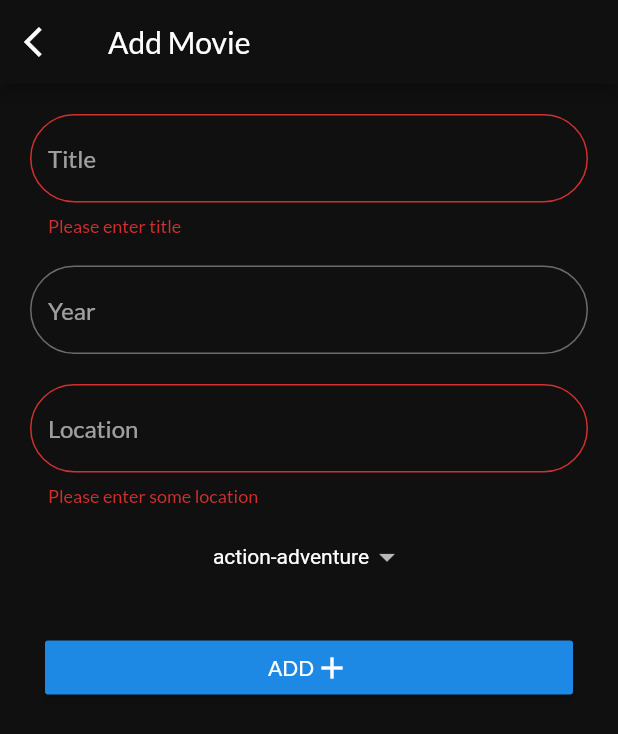
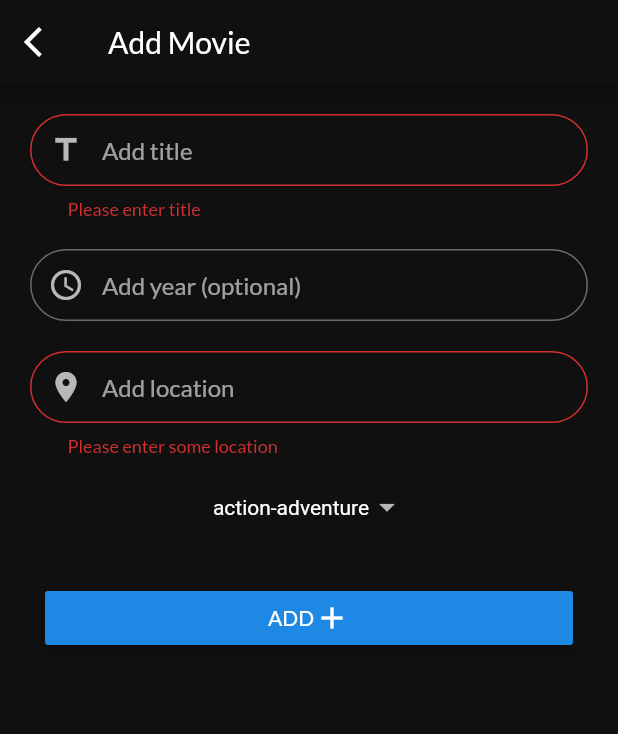
Before and after one commit to eretana238/movie-hero, a Flutter app: the AddScreen screen opened directly, after a tap on "ADD", on a phone screen of 412 x 824 dp. Shown: the top 734 px of the screen. Run offline on Flutter 3.47's test engine with Material 2 defaults, Android fonts, the phone set to English and light mode, and no system bars; our stand-ins replace cloud_firestore; accounts and stored records are empty.

```diff
--- a/lib/screens/add_screen.dart
+++ b/lib/screens/add_screen.dart
@@ -21,18 +21,39 @@ class _AddScreenState extends State<AddScreen> {
   String dropdownValue = 'action-adventure';
   int dropdownIndex = 0;
 
-  List<String> genres = ['action-adventure','comedy','crime','drama','epics','horror','musicals','sci-fi','thrillers','war','westerns'];
+  List<String> genres = [
+    'action-adventure',
+    'comedy',
+    'crime',
+    'drama',
+    'epics',
+    'horror',
+    'musicals',
+    'sci-fi',
+    'thrillers',
+    'war',
+    'westerns'
+  ];
   /*
     fetches information from movie database api, and adds it in the movie hero database
   */
-  Future<void> _submit() async{
+  Future<void> _submit() async {
+    if (_formKey.currentState.validate()) {
       loading = true;
-    if (_formKey.currentState.validate()) {
-      await _fetchMovie.makeRequest('${_titleController.text}', '${_yearController.text}');
+      await _fetchMovie.makeRequest(
+          '${_titleController.text}', '${_yearController.text}');
       await _fetchMovie.addCast();
     }
-    CollectionReference collection = DBService.collections[genres.indexOf(dropdownValue)+1];
-    DBService.addDocument(collection, _fetchMovie.title, _fetchMovie.year, _fetchMovie.cast, dropdownValue, _fetchMovie.posterURL, _locationController.text);
+    CollectionReference collection =
+        DBService.collections[genres.indexOf(dropdownValue) + 1];
+    DBService.addDocument(
+        collection,
+        _fetchMovie.title,
+        _fetchMovie.year,
+        _fetchMovie.cast,
+        dropdownValue,
+        _fetchMovie.posterURL,
+        _locationController.text);
     setState(() {
       _formKey.currentState.reset();
       loading = false;
@@ -44,12 +65,14 @@ class _AddScreenState extends State<AddScreen> {
     // Clean up the controller when the widget is disposed.
     _titleController.dispose();
     _yearController.dispose();
+    // _locationController.dispose();
     super.dispose();
   }
 
   @override
   Widget build(BuildContext context) {
     return Scaffold(
+      resizeToAvoidBottomInset: false,
       backgroundColor: Color(0xff101010),
       appBar: AppBar(
         backgroundColor: Color(0xff101010),
@@ -60,8 +83,7 @@ class _AddScreenState extends State<AddScreen> {
             color: Colors.white,
           ),
           onPressed: () {
-            if(!loading)
-              Navigator.pop(context);
+            if (!loading) Navigator.pop(context);
           },
         ),
       ),
@@ -69,6 +91,7 @@ class _AddScreenState extends State<AddScreen> {
         key: _formKey,
         child: Padding(
           padding: const EdgeInsets.symmetric(horizontal: 20.0),
+          child: Expanded(
             child: Column(
               crossAxisAlignment: CrossAxisAlignment.start,
               children: <Widget>[
@@ -77,11 +100,14 @@ class _AddScreenState extends State<AddScreen> {
                 ),
                 TextFormField(
                   decoration: InputDecoration(
-                  focusColor: Theme.of(context).primaryColor,
+                    prefixIcon: Icon(
+                      Icons.title,
+                    ),
+                    contentPadding: EdgeInsets.only(left: 25.0),
+                    hintText: 'Add title',
                     border: OutlineInputBorder(
                       borderRadius: BorderRadius.circular(30.0),
                     ),
-                  hintText: 'Title',
                   ),
                   validator: (value) {
                     if (value.isEmpty) {
@@ -96,11 +122,14 @@ class _AddScreenState extends State<AddScreen> {
                 ),
                 TextFormField(
                   decoration: InputDecoration(
-                  focusColor: Theme.of(context).primaryColor,
+                    prefixIcon: Icon(
+                      Icons.access_time,
+                    ),
+                    contentPadding: EdgeInsets.only(left: 25.0),
+                    hintText: 'Add year (optional)',
                     border: OutlineInputBorder(
                       borderRadius: BorderRadius.circular(30.0),
                     ),
-                  hintText: 'Year',
                   ),
                   controller: _yearController,
                 ),
@@ -109,11 +138,14 @@ class _AddScreenState extends State<AddScreen> {
                 ),
                 TextFormField(
                   decoration: InputDecoration(
-                  focusColor: Theme.of(context).primaryColor,
+                    prefixIcon: Icon(
+                      Icons.location_on,
+                    ),
+                    contentPadding: EdgeInsets.only(left: 25.0),
+                    hintText: 'Add location',
                     border: OutlineInputBorder(
                       borderRadius: BorderRadius.circular(30.0),
                     ),
-                  hintText: 'Location',
                   ),
                   validator: (value) {
                     if (value.isEmpty) {
@@ -124,10 +156,10 @@ class _AddScreenState extends State<AddScreen> {
                   controller: _locationController,
                 ),
                 Container(
-                padding: EdgeInsets.symmetric(horizontal: 30.0, vertical: 10.0),
+                  padding:
+                      EdgeInsets.symmetric(horizontal: 30.0, vertical: 10.0),
                   child: Center(
                     child: DropdownButton<String>(
-
                       value: dropdownValue,
                       icon: Icon(Icons.arrow_drop_down),
                       iconSize: 24,
@@ -142,7 +174,8 @@ class _AddScreenState extends State<AddScreen> {
                           dropdownValue = newValue;
                         });
                       },
-                    items: genres.map<DropdownMenuItem<String>>((String value) {
+                      items:
+                          genres.map<DropdownMenuItem<String>>((String value) {
                         return DropdownMenuItem<String>(
                           value: value,
                           child: Text(value),
@@ -152,10 +185,13 @@ class _AddScreenState extends State<AddScreen> {
                   ),
                 ),
                 Padding(
-                padding: EdgeInsets.symmetric(vertical: 16.0, horizontal: 10.0),
+                  padding:
+                      EdgeInsets.symmetric(vertical: 16.0, horizontal: 10.0),
                   child: Center(
                     child: RaisedButton(
-                    onPressed: () => _submit(),
+                      onPressed: () {
+                        _submit();
+                      },
                       child: Row(
                         mainAxisAlignment: MainAxisAlignment.center,
                         children: <Widget>[
@@ -172,6 +208,7 @@ class _AddScreenState extends State<AddScreen> {
             ),
           ),
         ),
+      ),
     );
   }
 }
--- a/lib/screens/search_screen.dart
+++ b/lib/screens/search_screen.dart
@@ -113,7 +113,7 @@ class _SearchScreenState extends State<SearchScreen> {
     return Column(
       children: <Widget>[
         Padding(
-          padding: const EdgeInsets.all(10.0),
+          padding: const EdgeInsets.symmetric(horizontal: 20.0, vertical: 10.0),
           child: TextField(
             onChanged: (value) {
               if (searchByName) initiateSearchByName(value);
```
Lines whose indentation alone changed are shown as unchanged.
